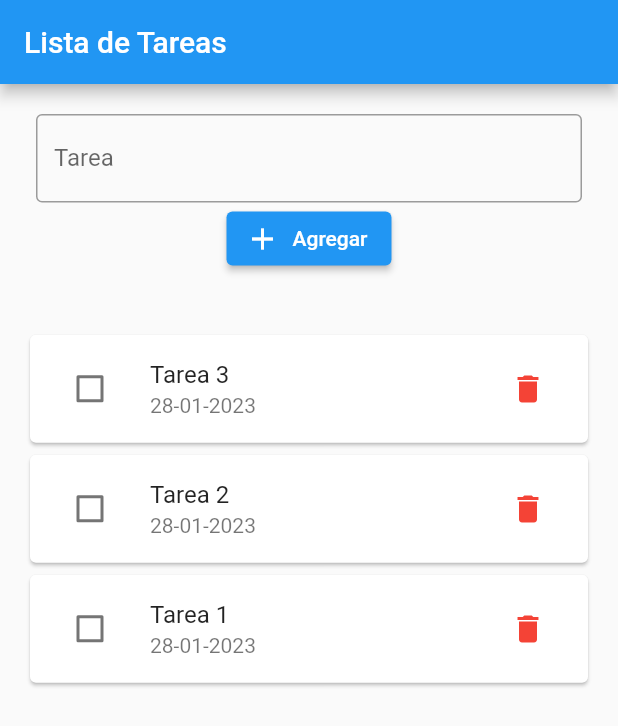
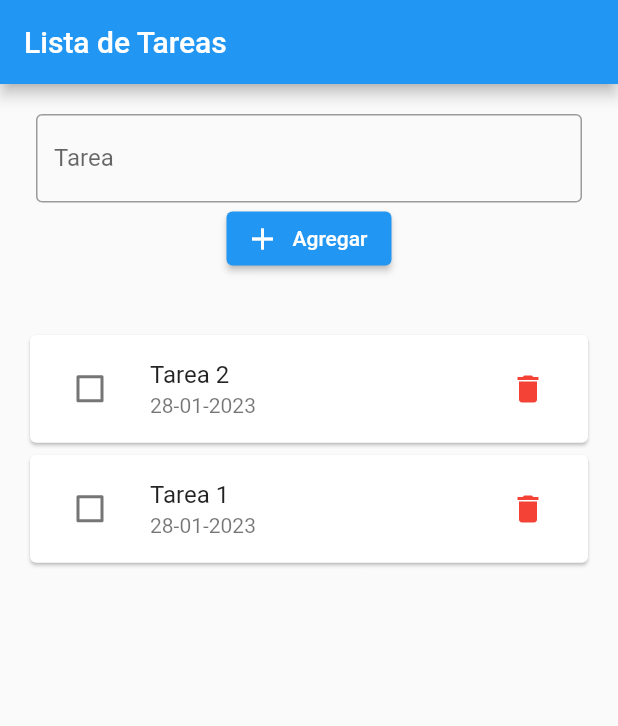
Before and after one commit to paulocrr/to_do_list, a Flutter app: the screen it shows after launch, after a tap on the "delete" icon, on a phone screen of 412 x 824 dp. Shown: the top 726 px of the screen. Run offline on Flutter 3.47's test engine with Material 2 defaults, Android fonts, the phone set to English and light mode, and no system bars.

Commit message:
feat: Se agrego el borrar tarea

```diff
--- a/lib/home_page.dart
+++ b/lib/home_page.dart
@@ -3,6 +3,7 @@ import 'package:to_do_list/language/to_do_list_texts.dart';
 import 'package:to_do_list/models/task.dart';
 import 'package:to_do_list/widgets/add_task_form.dart';
 import 'package:to_do_list/widgets/task_list.dart';
+import 'package:uuid/uuid.dart';
 
 class HomePage extends StatefulWidget {
   const HomePage({super.key});
@@ -13,9 +14,9 @@ class HomePage extends StatefulWidget {
 
 class _HomePageState extends State<HomePage> {
   var tasks = [
-    Task(title: 'Tarea 1', date: DateTime.now()),
-    Task(title: 'Tarea 2', date: DateTime.now()),
-    Task(title: 'Tarea 3', date: DateTime.now()),
+    Task(id: const Uuid().v1(), title: 'Tarea 1', date: DateTime.now()),
+    Task(id: const Uuid().v1(), title: 'Tarea 2', date: DateTime.now()),
+    Task(id: const Uuid().v1(), title: 'Tarea 3', date: DateTime.now()),
   ];
 
   @override
@@ -31,8 +32,12 @@ class _HomePageState extends State<HomePage> {
           children: [
             Expanded(
               child: AddTaskForm(
-                onSave: (taskTile) {
-                  final newTask = Task(title: taskTile, date: DateTime.now());
+                onSave: (taskTitle) {
+                  final newTask = Task(
+                    id: const Uuid().v1(),
+                    title: taskTitle,
+                    date: DateTime.now(),
+                  );
                   setState(() {
                     tasks.add(newTask);
                   });
--- a/lib/models/task.dart
+++ b/lib/models/task.dart
@@ -1,9 +1,11 @@
 class Task {
   bool isDone;
+  final String id;
   final String title;
   final DateTime date;
 
   Task({
+    required this.id,
     required this.title,
     required this.date,
     this.isDone = false,
--- a/lib/widgets/task_item.dart
+++ b/lib/widgets/task_item.dart
@@ -3,11 +3,13 @@ import 'package:intl/intl.dart';
 import 'package:to_do_list/models/task.dart';
 
 class TaskItem extends StatefulWidget {
+  final Function(Task)? onRemove;
   final Task task;
 
   const TaskItem({
     super.key,
     required this.task,
+    this.onRemove,
   });
 
   @override
@@ -41,7 +43,13 @@ class _TaskItemState extends State<TaskItem> {
             Icons.delete,
             color: Colors.red,
           ),
-          onPressed: () {},
+          onPressed: () {
+            final removeAction = widget.onRemove;
+
+            if (removeAction != null) {
+              removeAction(widget.task);
+            }
+          },
         ),
       ),
     );
--- a/lib/widgets/task_list.dart
+++ b/lib/widgets/task_list.dart
@@ -2,16 +2,30 @@ import 'package:flutter/material.dart';
 import 'package:to_do_list/models/task.dart';
 import 'package:to_do_list/widgets/task_item.dart';
 
-class TaskList extends StatelessWidget {
+class TaskList extends StatefulWidget {
   final List<Task> tasks;
 
   const TaskList({super.key, this.tasks = const []});
 
   @override
+  State<TaskList> createState() => _TaskListState();
+}
+
+class _TaskListState extends State<TaskList> {
+  @override
   Widget build(BuildContext context) {
     return ListView(
-      children: tasks.reversed.map((task) {
-        return TaskItem(task: task);
+      children: widget.tasks.reversed.map((task) {
+        return TaskItem(
+          task: task,
+          onRemove: (task) {
+            setState(() {
+              widget.tasks.removeWhere((element) {
+                return element.id == task.id;
+              });
+            });
+          },
+        );
       }).toList(),
     );
   }
--- a/pubspec.yaml
+++ b/pubspec.yaml
@@ -37,6 +37,7 @@ dependencies:
   # Use with the CupertinoIcons class for iOS style icons.
   cupertino_icons: ^1.0.2
   intl: ^0.18.0
+  uuid: ^3.0.6
 
 dev_dependencies:
   flutter_test:
```
Also changed, not shown: pubspec.lock.
